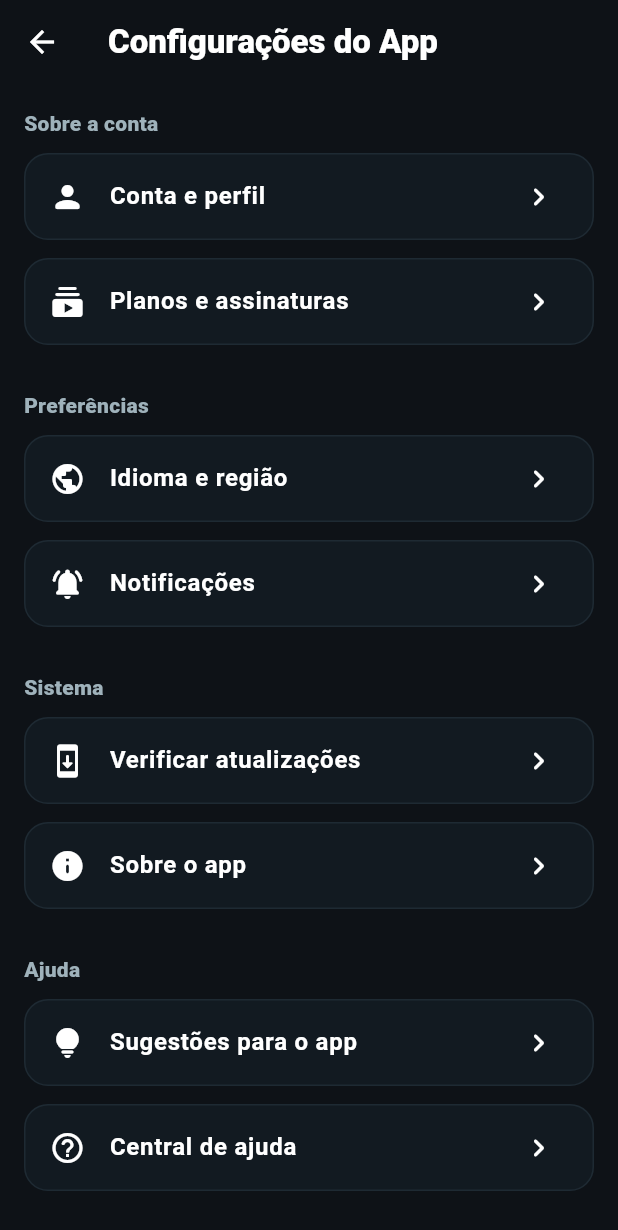
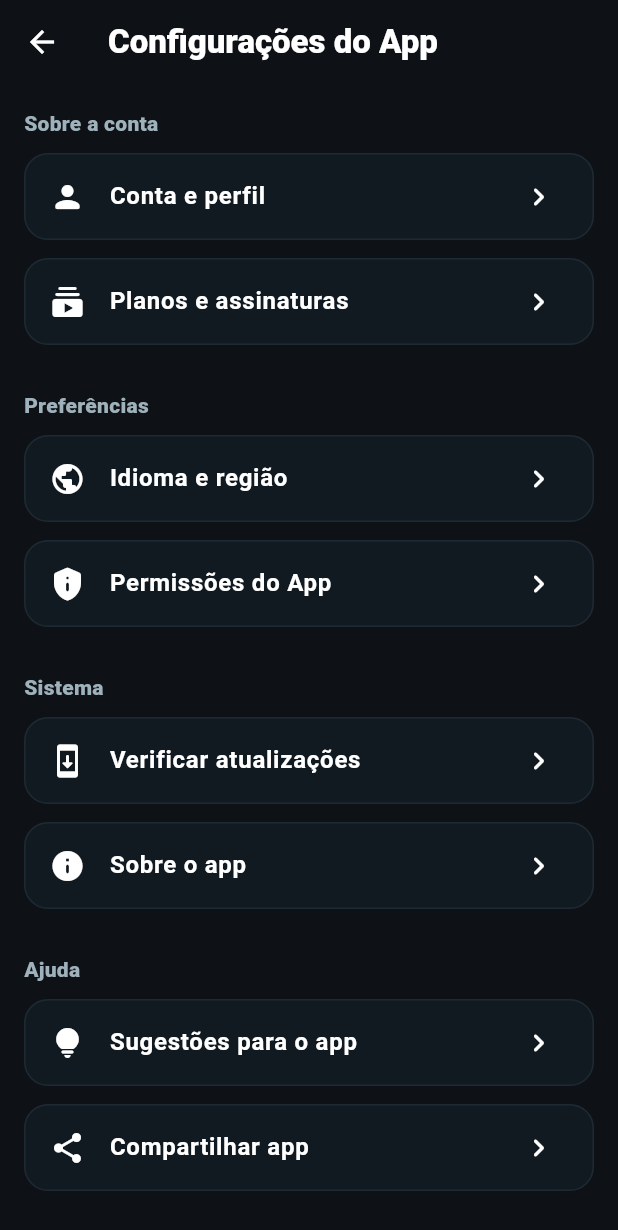
Before and after one commit to rx4digital/story_app_ios, a Flutter app: the ConfiguracoesPage screen opened directly, on a phone screen of 412 x 824 dp. Shown: the top 1230 px of the screen. Run offline on Flutter 3.47's test engine with Material 3 defaults, Android fonts, the light colour scheme and no system bars.

Commit message:
correção de nomes dos botões

```diff
--- a/lib/configuracoes_page.dart
+++ b/lib/configuracoes_page.dart
@@ -136,8 +136,8 @@ class ConfiguracoesPage extends StatelessWidget {
           ),
           _tile(
             context,
-            icon: Icons.notifications_active_rounded,
-            label: 'Notificações',
+            icon: Icons.privacy_tip_rounded,
+            label: 'Permissões do App',
             onTap: () => _comingSoon(context),
           ),
           const SizedBox(height: 18),
@@ -178,8 +178,8 @@ class ConfiguracoesPage extends StatelessWidget {
           ),
           _tile(
             context,
-            icon: Icons.help_outline_rounded,
-            label: 'Central de ajuda',
+            icon: Icons.share_rounded,
+            label: 'Compartilhar app',
             onTap: () => _comingSoon(context),
           ),
         ],
--- a/lib/ideias_engajamento_page.dart
+++ b/lib/ideias_engajamento_page.dart
@@ -311,10 +311,10 @@ class LaboratorioEngajamentoPage extends StatelessWidget {
             Row(
               children: [
                 _pillOrange(
-                  '💖 Story Emocionante',
+                  '💖 Story Emocional',
                       () => _showTipsPopup(
                     context,
-                    title: '💖 Story Emocionante',
+                    title: '💖 Story Emocional',
                     tips: storyEmocionalTips,
                   ),
                 ),
--- a/pubspec.yaml
+++ b/pubspec.yaml
@@ -2,7 +2,7 @@ name: story_app
 description: App de teste para rodar no iOS usando Codemagic
 publish_to: "none"
 
-version: 1.2.73+19
+version: 1.2.74+20
 
 environment:
   sdk: ">=3.4.0 <4.0.0"
```
Also changed, not shown: lib/socorro_preciso_postar_page.dart (+32 -0 lines).
